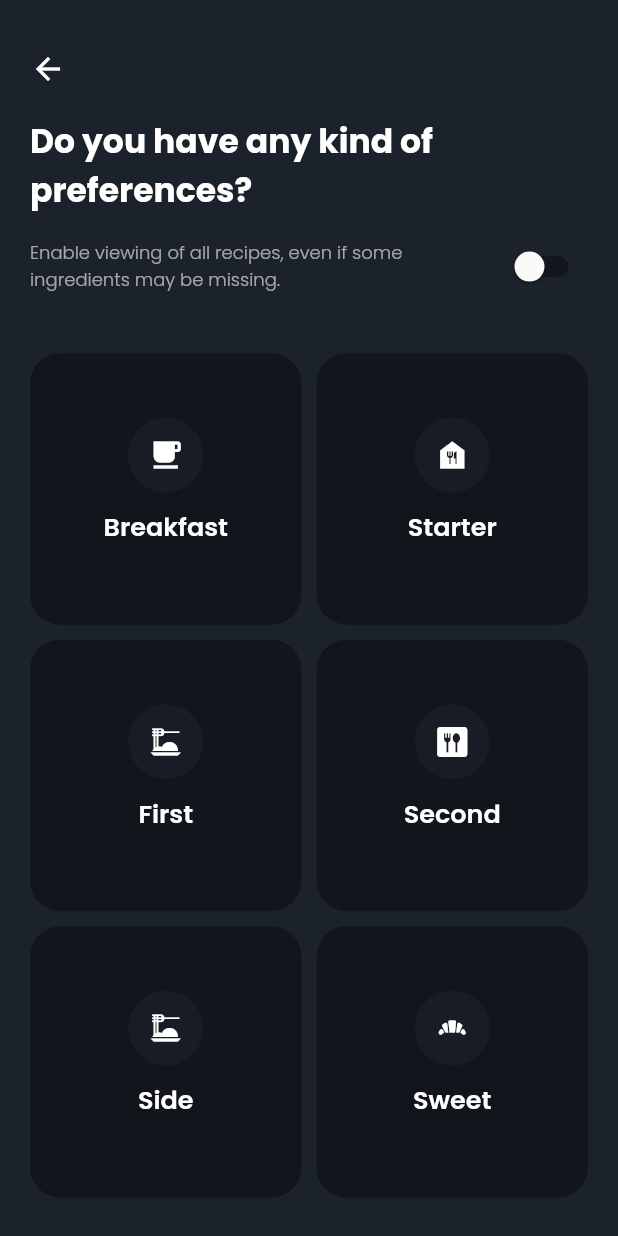
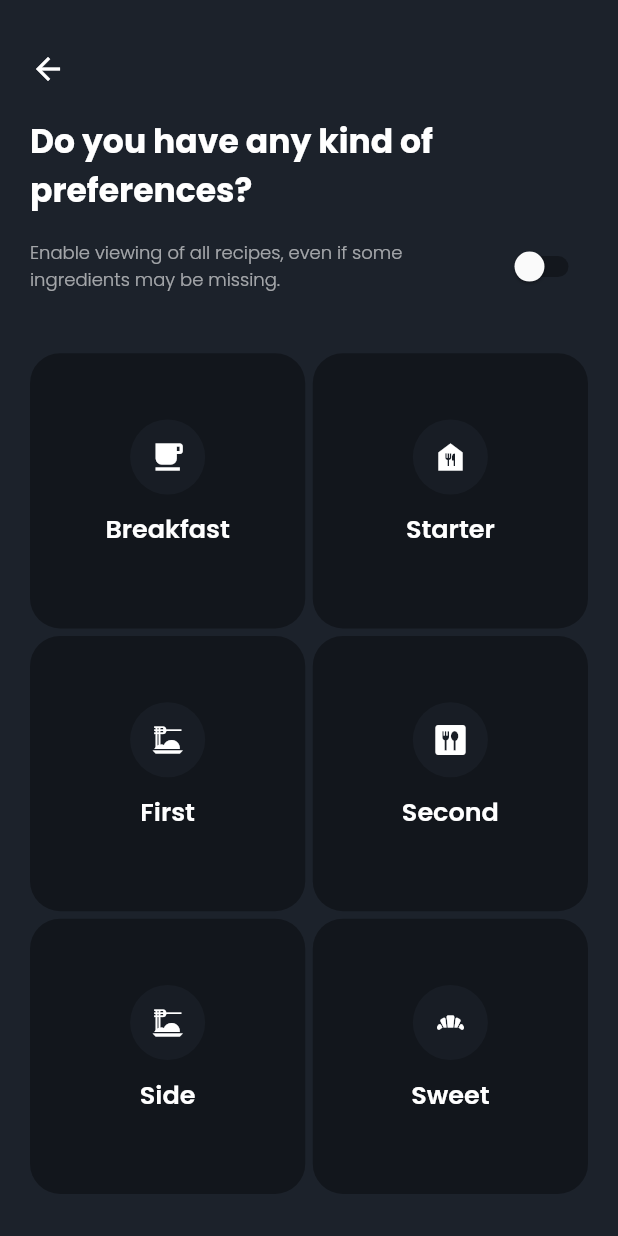
Before and after one commit to mitegj/food_match, a Flutter app: the screen it shows once a user with an empty profile is signed in, after a tap on the "filter alt" icon, on a phone screen of 412 x 824 dp. Run offline on Flutter 3.47's test engine with Material 2 defaults, Android fonts, the phone set to English and light mode, and no system bars; our stand-ins replace cloud_firestore, firebase_auth, firebase_core, firebase_remote_config, fl_chart, flutter_local_notifications and 13 more; accounts and stored records are empty; network calls fail.

Commit message:
Ci siamo! La versione definitiva. (ti prego amico approva le nuove modifiche, ti voglio bene:) )

```diff
--- a/lib/dictionary/dictionary.dart
+++ b/lib/dictionary/dictionary.dart
@@ -55,7 +55,7 @@ class Messages extends Translations {
           "INGREDIENTSLIST": "Ingredients list",
           "METHOD": "Method",
           "DISHCOOKED": "Dish cooked",
-          "ESTIMATEDTIME": "Estimated time",
+          "ESTIMATEDTIME": "time",
           "INGREDIENTSINVENTORY": "Inventory home",
           "INGREDIENTSINVENTORYSUBTITLE": "Home inventory stock",
           "CONTINUEWITH": "continue with",
@@ -199,7 +199,7 @@ class Messages extends Translations {
           "INGREDIENTSLIST": "Lista di ingredienti",
           "METHOD": "Procedimento",
           "DISHCOOKED": "Piatto cucinato",
-          "ESTIMATEDTIME": " Minuti circa",
+          "ESTIMATEDTIME": " minuti",
           "INGREDIENTSINVENTORY": "Inventario casa",
           "INGREDIENTSINVENTORYSUBTITLE": "Dispensa",
           "CONTINUEWITH": "continua con",
--- a/lib/screens/statistics.dart
+++ b/lib/screens/statistics.dart
@@ -102,8 +102,8 @@ class StatisticsScreen extends GetWidget<AllergyController> {
                             child: Obx(
                               () => Icon(
                                   visibility.value
-                                      ? Icons.keyboard_arrow_down
-                                      : Icons.keyboard_arrow_right,
+                                      ? Icons.arrow_downward
+                                      : Icons.arrow_forward,
                                   color: UIColors.blue),
                             ),
                           )
--- a/lib/widgets/filter/filters_body.dart
+++ b/lib/widgets/filter/filters_body.dart
@@ -72,8 +72,8 @@ class FilterBody extends StatelessWidget {
           padding: const EdgeInsets.only(left: 20.0, right: 20),
           child: GridView.count(
             crossAxisCount: 2,
-            crossAxisSpacing: 10,
-            mainAxisSpacing: 10,
+            crossAxisSpacing: 5,
+            mainAxisSpacing: 5,
             childAspectRatio: 1,
             children: getFilters(),
           ),
--- a/lib/widgets/global_input/tutorial.dart
+++ b/lib/widgets/global_input/tutorial.dart
@@ -101,7 +101,8 @@ class Tutorial extends StatelessWidget {
                         fontWeight: FontWeight.w500),
                     children: [
                       WidgetSpan(
-                        child: Icon(Icons.receipt_long, color: UIColors.white),
+                        child: Icon(Icons.view_headline,
+                            color: UIColors.violetMain),
                       ),
                       TextSpan(
                           text: "ADDINGREDIENTSLABEL".tr,
--- a/lib/widgets/home/home_header.dart
+++ b/lib/widgets/home/home_header.dart
@@ -35,7 +35,53 @@ class HomeHeader extends StatelessWidget {
           ),
           Row(
             children: [
-              Align(
+              InkWell(
+                onTap: () {
+                  HapticFeedback.mediumImpact();
+                  Get.to(() => StatisticsScreen());
+                },
+                child: CircleAvatar(
+                  backgroundColor: UIColors.violetMain.withOpacity(0.2),
+                  child: Icon(
+                    Icons.account_circle,
+                    color: UIColors.white,
+                  ),
+                ),
+              ),
+              InkWell(
+                onTap: () {
+                  HapticFeedback.mediumImpact();
+                  Get.to(
+                    () => Scaffold(
+                      backgroundColor: theme.backgroundColor,
+                      body: SafeArea(
+                        child: SavedMenuPage(),
+                      ),
+                    ),
+                  );
+                },
+                child: Padding(
+                  padding: const EdgeInsets.only(left: 7.0),
+                  child: CircleAvatar(
+                    backgroundColor: UIColors.violetMain.withOpacity(0.2),
+                    child: Icon(Icons.bookmark, color: UIColors.white),
+                  ),
+                ),
+              ),
+              InkWell(
+                onTap: () {
+                  HapticFeedback.mediumImpact();
+                  Get.to(() => InventoryScreen());
+                },
+                child: Padding(
+                  padding: const EdgeInsets.only(left: 7.0),
+                  child: CircleAvatar(
+                    backgroundColor: UIColors.violetMain.withOpacity(0.2),
+                    child: Icon(Icons.view_headline, color: UIColors.white),
+                  ),
+                ),
+              )
+              /*Align(
                 alignment: Alignment.centerLeft,
                 child: Container(
                   decoration: BoxDecoration(
@@ -96,7 +142,7 @@ class HomeHeader extends StatelessWidget {
                     },
                   ),
                 ),
-              ),
+              ),*/
             ],
           )
         ],
--- a/pubspec.yaml
+++ b/pubspec.yaml
@@ -2,7 +2,7 @@ name: morning_brief
 description: A new Flutter project.
 
 publish_to: "none" # Remove this line if you wish to publish to pub.dev
-version: 1.1.3+1
+version: 1.1.4+1
 
 environment:
   sdk: ">=2.12.0 <3.0.0"
```
Also changed, not shown: lib/screens/allergies.dart (+3 -8 lines), lib/widgets/global_input/first_step.dart (+2 -5 lines), lib/widgets/global_input/second_step.dart (+2 -5 lines), lib/widgets/home/home_body.dart (+8 -5 lines), lib/widgets/home/menu_detail_bottom_sheet.dart (+4 -4 lines), lib/widgets/home/menu_tile.dart (+90 -30 lines), lib/widgets/inventory/inventory_page.dart (+6 -11 lines), lib/widgets/settings/settings_area.dart (+6 -6 lines), 1 other file.
